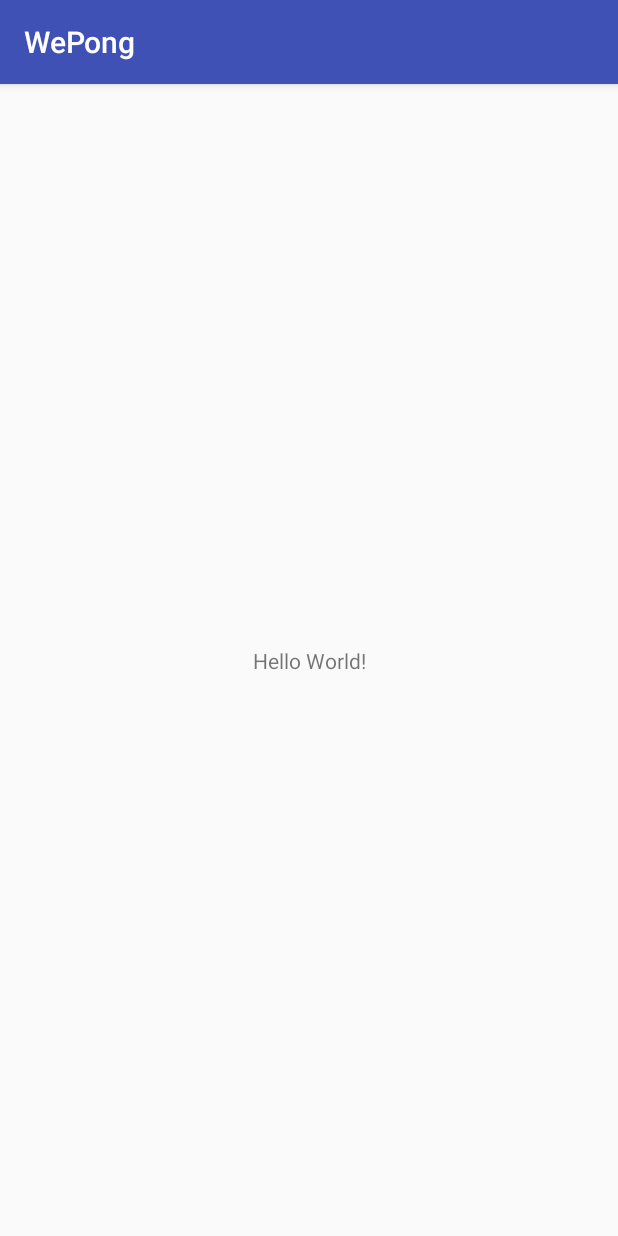
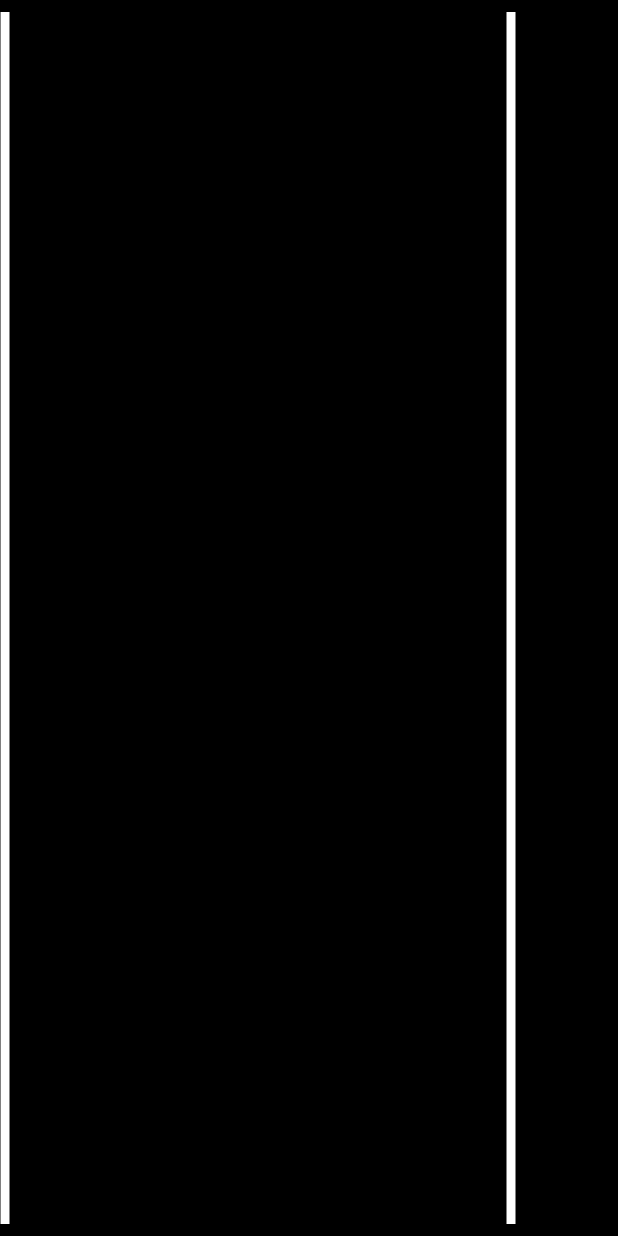
Before and after one commit to florianvoelkers/wePong, an Android app: the screen it shows after launch (MainActivity), on a phone screen of 412 x 824 dp. Run offline under Robolectric (Android 15) with nearby library versions, the light colour scheme and no system bars.

Commit message:
CustomView erstellt und die NavigationBar sowie die StatusBar versteckt

```diff
--- /dev/null
+++ b/App/WePong/app/src/main/java/com/beardygames/wepong/CustomView.java
@@ -0,0 +1,30 @@
+package com.beardygames.wepong;
+
+import android.content.Context;
+import android.graphics.Canvas;
+import android.graphics.Color;
+import android.graphics.Paint;
+import android.graphics.Rect;
+import android.util.AttributeSet;
+import android.view.View;
+
+public class CustomView extends View {
+
+    public CustomView(Context context, AttributeSet attrs) {
+        super(context, attrs);
+    }
+
+    @Override
+    protected void onDraw(Canvas canvas){
+        super.onDraw(canvas);
+
+        Paint paint = new Paint();
+        paint.setStyle(Paint.Style.FILL);
+        paint.setColor(Color.WHITE);
+        paint.setStrokeWidth(9);
+
+        canvas.drawLine(5, 0, 5, canvas.getHeight(), paint);
+        canvas.drawLine(canvas.getWidth() - 5, 0, canvas.getWidth() - 5, canvas.getHeight(), paint);
+
+    }
+}
--- a/App/WePong/app/src/main/java/com/beardygames/wepong/MainActivity.java
+++ b/App/WePong/app/src/main/java/com/beardygames/wepong/MainActivity.java
@@ -2,12 +2,36 @@ package com.beardygames.wepong;
 
 import android.support.v7.app.AppCompatActivity;
 import android.os.Bundle;
+import android.view.View;
 
 public class MainActivity extends AppCompatActivity {
+
+    private CustomView view;
+
+    private void hideBars(){
+        View decorView = getWindow().getDecorView();
+        // Hide both the navigation bar and the status bar.
+        // SYSTEM_UI_FLAG_FULLSCREEN is only available on Android 4.1 and higher, but as
+        // a general rule, you should design your app to hide the status bar whenever you
+        // hide the navigation bar.
+        int uiOptions = View.SYSTEM_UI_FLAG_HIDE_NAVIGATION
+                | View.SYSTEM_UI_FLAG_FULLSCREEN;
+        decorView.setSystemUiVisibility(uiOptions);
+    }
 
     @Override
     protected void onCreate(Bundle savedInstanceState) {
         super.onCreate(savedInstanceState);
         setContentView(R.layout.activity_main);
+        hideBars();
+
+
+        view = (CustomView)findViewById(R.id.customView);
+    }
+
+    @Override
+    protected void onResume() {
+        super.onResume();
+        hideBars();
     }
 }
--- a/App/WePong/app/src/main/res/layout/activity_main.xml
+++ b/App/WePong/app/src/main/res/layout/activity_main.xml
@@ -4,15 +4,20 @@
     xmlns:tools="http://schemas.android.com/tools"
     android:layout_width="match_parent"
     android:layout_height="match_parent"
-    tools:context="com.beardygames.wepong.MainActivity">
+    tools:context="com.beardygames.wepong.MainActivity"
+    android:background="#000000">
 
-    <TextView
-        android:layout_width="wrap_content"
-        android:layout_height="wrap_content"
-        android:text="Hello World!"
+    <view
+        android:id="@+id/customView"
+        class="com.beardygames.wepong.CustomView"
+        id="@+id/view"
+        android:layout_width="344dp"
+        android:layout_height="match_parent"
+        android:layout_marginBottom="8dp"
+        android:layout_marginTop="8dp"
+        android:textAlignment="center"
         app:layout_constraintBottom_toBottomOf="parent"
-        app:layout_constraintLeft_toLeftOf="parent"
-        app:layout_constraintRight_toRightOf="parent"
-        app:layout_constraintTop_toTopOf="parent" />
-
+        app:layout_constraintTop_toTopOf="parent"
+        app:layout_constraintVertical_bias="0.0"
+        tools:layout_editor_absoluteX="8dp" />
 </android.support.constraint.ConstraintLayout>
--- a/App/WePong/app/src/main/res/values/colors.xml
+++ b/App/WePong/app/src/main/res/values/colors.xml
@@ -1,6 +1,6 @@
 <?xml version="1.0" encoding="utf-8"?>
 <resources>
-    <color name="colorPrimary">#3F51B5</color>
-    <color name="colorPrimaryDark">#303F9F</color>
-    <color name="colorAccent">#FF4081</color>
+    <color name="colorPrimary">#000000</color>
+    <color name="colorPrimaryDark">#000000</color>
+    <color name="colorAccent">#FFFFFF</color>
 </resources>
--- a/App/WePong/app/src/main/res/values/strings.xml
+++ b/App/WePong/app/src/main/res/values/strings.xml
@@ -1,3 +1,3 @@
 <resources>
-    <string name="app_name">WePong</string>
+    <string name="app_name">wePong</string>
 </resources>
--- a/App/WePong/app/src/main/res/values/styles.xml
+++ b/App/WePong/app/src/main/res/values/styles.xml
@@ -1,7 +1,7 @@
 <resources>
 
     <!-- Base application theme. -->
-    <style name="AppTheme" parent="Theme.AppCompat.Light.DarkActionBar">
+    <style name="AppTheme" parent="Theme.AppCompat.Light.NoActionBar">
         <!-- Customize your theme here. -->
         <item name="colorPrimary">@color/colorPrimary</item>
         <item name="colorPrimaryDark">@color/colorPrimaryDark</item>
```
